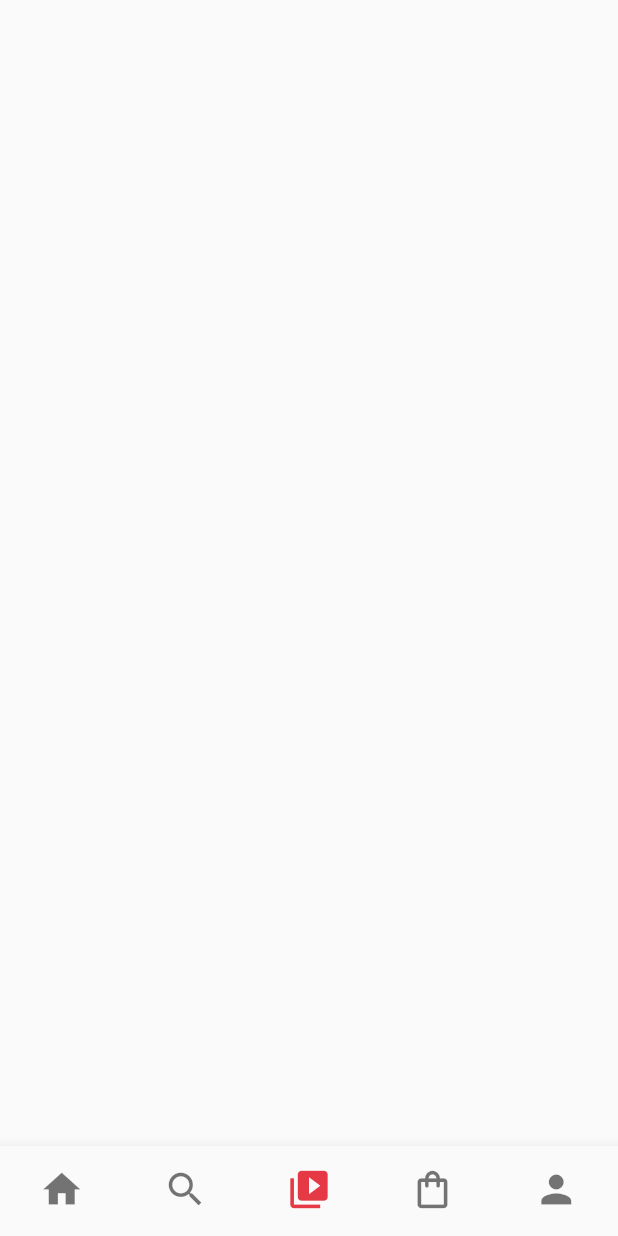
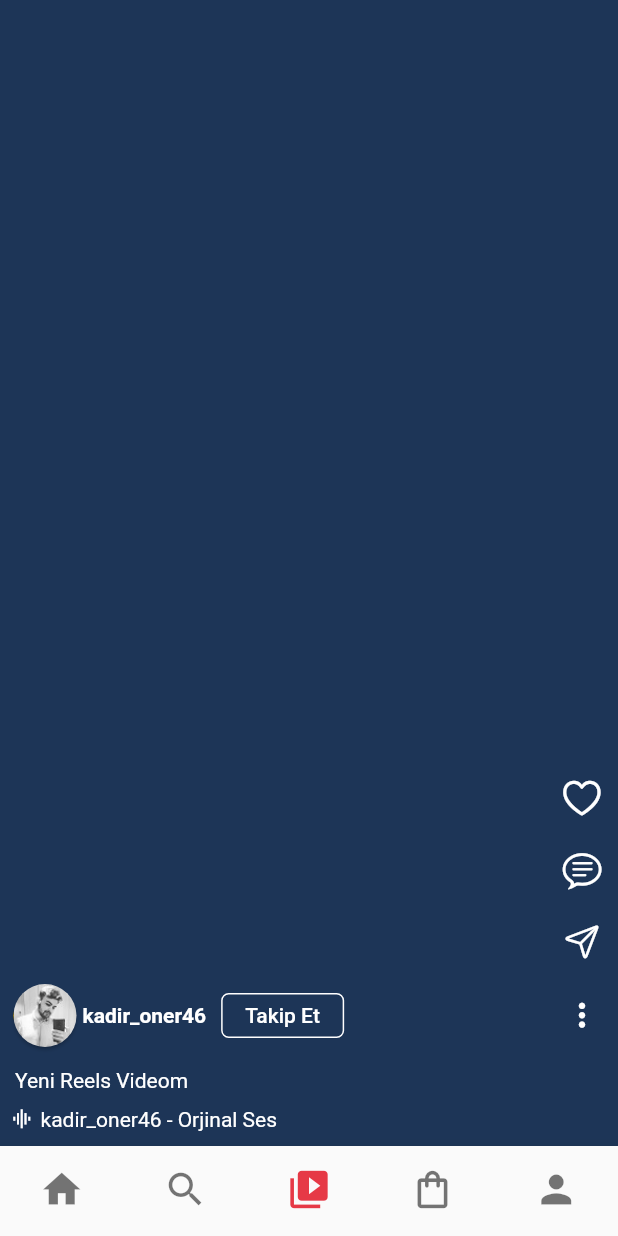
Before and after one commit to kadironer/instagram_ui_clone, a Flutter app: the screen it shows after launch, item 3 of the bottom bar chosen, on a phone screen of 412 x 824 dp. Run offline on Flutter 3.47's test engine with Material 2 defaults, Android fonts, the light colour scheme and no system bars; our stand-ins replace like_button.

Commit message:
Reels Page Completed

```diff
--- a/lib/pages/reelsPage.dart
+++ b/lib/pages/reelsPage.dart
@@ -1,10 +1,24 @@
 import 'package:flutter/material.dart';
+import 'package:instagram_ui_clone/widget/reels/reels1.dart';
+import 'package:instagram_ui_clone/widget/reels/reels2.dart';
+import 'package:instagram_ui_clone/widget/reels/reels3.dart';
 
 class ReelsPage extends StatelessWidget {
-  const ReelsPage({Key? key}) : super(key: key);
+   ReelsPage({Key? key}) : super(key: key);
+
+  final controller = PageController();
+
 
   @override
   Widget build(BuildContext context) {
-    return Scaffold();
+    return PageView(
+      controller: controller,
+      scrollDirection: Axis.vertical,
+      children: [
+        Reels1(),
+        Reels2(),
+        Reels3(),
+      ],
+    );
   }
 }
--- a/lib/pages/searchPage.dart
+++ b/lib/pages/searchPage.dart
@@ -52,10 +52,7 @@ class _SearchPageState extends State<SearchPage> {
           crossAxisCount: 3,
         ),
         itemBuilder: (context, index){
-         return Padding(
-           padding: const EdgeInsets.only(top:40.0),
-           child: SearchGrid(),
-         );
+         return SearchGrid();
         },
       )
     );
--- /dev/null
+++ b/lib/widget/reels/reels1.dart
@@ -0,0 +1,125 @@
+import 'package:flutter/cupertino.dart';
+import 'package:flutter/material.dart';
+
+
+class Reels1 extends StatelessWidget {
+  const Reels1({Key? key}) : super(key: key);
+
+  @override
+  Widget build(BuildContext context) {
+    return Scaffold(
+      backgroundColor: Color(0xFF1d3557),
+      body: Column(
+        mainAxisAlignment: MainAxisAlignment.end,
+        children: [
+          Column(
+            children: [
+              Align(
+                alignment: Alignment.centerRight,
+                child: Column(
+                  crossAxisAlignment: CrossAxisAlignment.end,
+                  children: [
+                    IconButton(
+                      icon: const Icon(CupertinoIcons.heart,size: 30,color: Colors.white,),
+                      onPressed:(){
+                      },
+                    ),
+                    IconButton(
+                      icon: const Icon(CupertinoIcons.chat_bubble_text,size: 28,color: Colors.white,),
+                      tooltip: "Yorum Yap",
+                      onPressed:(){
+                      },
+                    ),
+                    IconButton(
+                      tooltip: "Mesajlar",
+                      icon: const Icon(CupertinoIcons.paperplane,color:Colors.white, size: 25,),
+                      onPressed:(){
+                      },
+                    ),//Mes
+                  ],
+                ),
+              ),
+
+              Row(
+                mainAxisAlignment: MainAxisAlignment.spaceBetween,
+                children: [
+                  Row(
+                    mainAxisAlignment: MainAxisAlignment.spaceBetween,
+                    children: [
+                      Padding(
+                        padding: const EdgeInsets.only(left: 5.0),
+                        child: SizedBox(
+                          width: 50,
+                          height: 50,
+                          child: Card(
+                            semanticContainer: true,
+                            clipBehavior: Clip.antiAliasWithSaveLayer,
+                            color: Colors.amber,
+                            shape: const CircleBorder(
+                            ),
+                            child: Image.asset("images/story_image/kadir.jpeg",fit: BoxFit.cover,),
+                          ),
+                        ),
+                      ),
+                      const Text("kadir_oner46", style: TextStyle(color: Colors.white, fontWeight: FontWeight.bold),),
+                      const SizedBox(
+                        width: 10,
+                      ),
+                      SizedBox(
+                        height: 30,
+                        width: 82,
+                        child: ElevatedButton(
+                          child: const Text("Takip Et"),
+                          style: ElevatedButton.styleFrom(
+                              primary: Colors.transparent,
+                              elevation: 0,
+                              shape: RoundedRectangleBorder(
+                                  borderRadius: BorderRadius.circular(5.0),
+                                  side: const BorderSide(
+                                      width: 1,
+                                      color: Colors.white
+                                  )
+                              )
+                          ),
+                          onPressed:(){
+                          },
+                        ),
+                      ),
+                    ],
+                  ),
+                  IconButton(
+                    icon: const Icon(Icons.more_vert, size: 25, color: Colors.white,),
+                    onPressed:(){
+
+                    },
+                  )
+                ],
+              ),
+            ],
+          ),
+          const SizedBox(
+            height: 10,
+          ),
+          const Padding(
+            padding: EdgeInsets.only(left:10.0),
+            child: Align(
+              alignment: Alignment.centerLeft,
+              child: Text("Yeni Reels Videom", style: TextStyle(color: Colors.white,)),
+            ),
+          ),
+          SizedBox(height: 10,),
+          Padding(
+            padding: const EdgeInsets.only(left: 7.0,bottom: 10.0),
+            child: Row(
+              children: const [
+                Icon(Icons.graphic_eq,size: 15, color: Colors.white,),
+                SizedBox(width: 5,),
+                Text("kadir_oner46 - Orjinal Ses",style: TextStyle(color: Colors.white),),
+              ],
+            ),
+          )
+        ],
+      ),
+    );
+  }
+}
```
Also changed, not shown: lib/widget/reels/reels2.dart (added, +125 -0 lines), lib/widget/reels/reels3.dart (added, +125 -0 lines).
